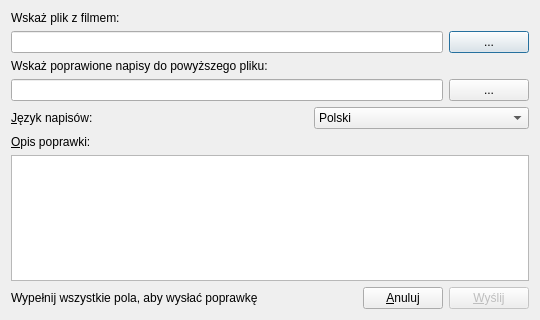
The window that ui/frmcorrect.ui (QNapi/qnapi) describes before a commit, drawn with Qt 5.
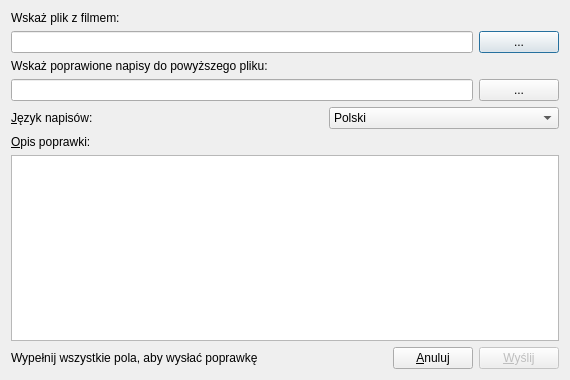
The same window after the commit. Icons and pictures are not drawn.

Commit message: Powiekszone wymiary formy

What changed in the file:
```diff
--- a/ui/frmcorrect.ui
+++ b/ui/frmcorrect.ui
@@ -5,8 +5,8 @@
    <rect>
     <x>0</x>
     <y>0</y>
-    <width>540</width>
-    <height>320</height>
+    <width>570</width>
+    <height>380</height>
    </rect>
   </property>
   <property name="minimumSize" >
```
Left out of the diff: 5 changed lines with no effect on the pictures.
